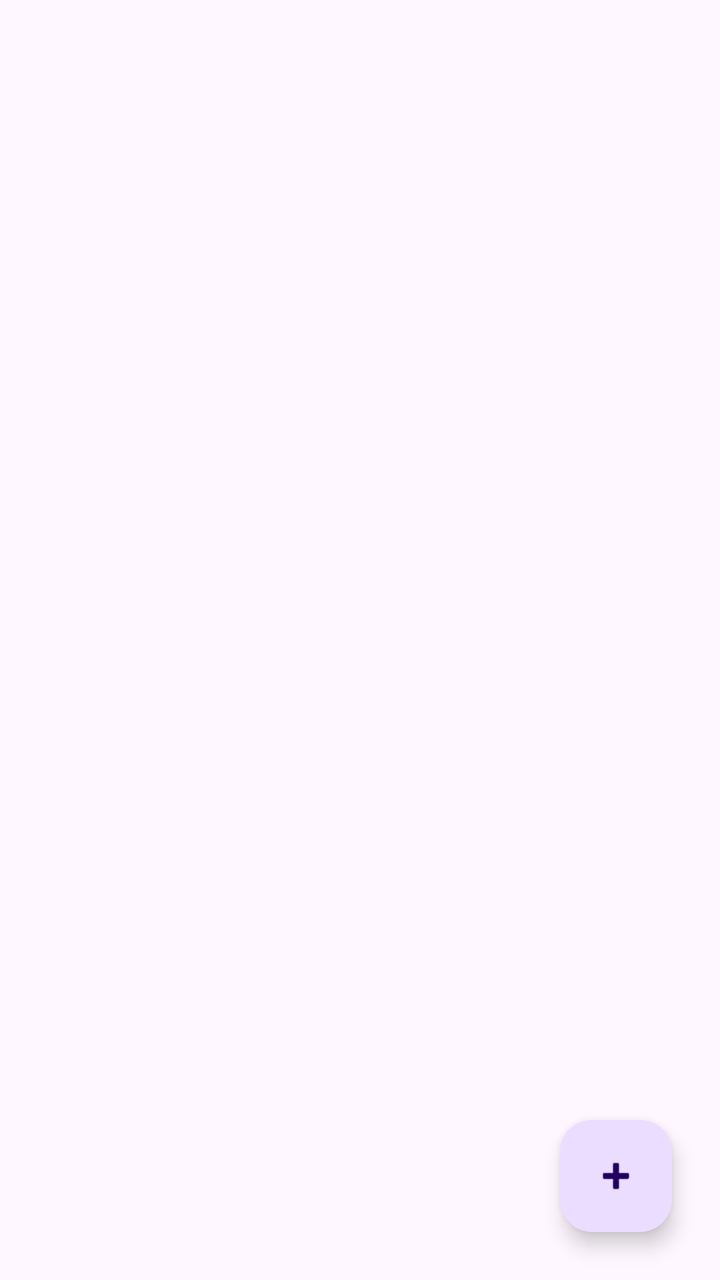
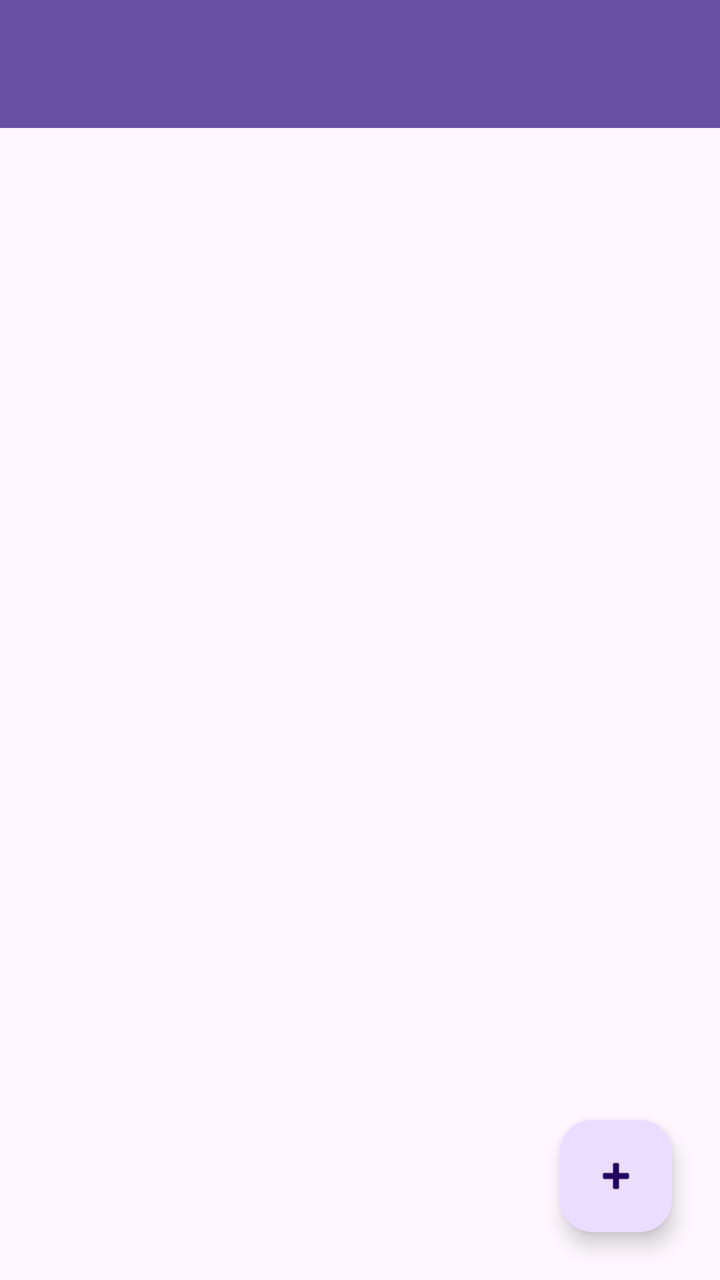

Before-and-after screenshots of an Android layout around one commit, followed by the original layout XML and the change that was made.
<!-- AndroidManifest.xml: application theme Theme.Agendaandroid -->
<!-- res/layout/activity_contacts.xml -->
<?xml version="1.0" encoding="utf-8"?>
<androidx.constraintlayout.widget.ConstraintLayout xmlns:android="http://schemas.android.com/apk/res/android"
    xmlns:app="http://schemas.android.com/apk/res-auto" android:layout_width="match_parent" android:layout_height="match_parent">
    <androidx.recyclerview.widget.RecyclerView android:id="@+id/rvContacts" android:layout_width="0dp"
        android:layout_height="0dp" android:padding="8dp" android:clipToPadding="false"
        app:layout_constraintTop_toTopOf="parent" app:layout_constraintBottom_toBottomOf="parent"
        app:layout_constraintStart_toStartOf="parent" app:layout_constraintEnd_toEndOf="parent" />
    <com.google.android.material.floatingactionbutton.FloatingActionButton android:id="@+id/fabAddContact"
        android:layout_width="wrap_content" android:layout_height="wrap_content" android:layout_margin="24dp"
        android:contentDescription="@string/add_contact" android:src="@android:drawable/ic_input_add"
        app:layout_constraintBottom_toBottomOf="parent" app:layout_constraintEnd_toEndOf="parent" />
</androidx.constraintlayout.widget.ConstraintLayout>
<!-- resources referenced by this layout -->
<resources>
  <string name="add_contact">Agregar contacto</string>
  <style name="Theme.Agendaandroid" parent="Theme.Material3.DayNight.NoActionBar" />
</resources>

<!-- the commit's change to res/layout/activity_contacts.xml (unified diff, before → after) -->
@@ -1,9 +1,14 @@
 <?xml version="1.0" encoding="utf-8"?>
 <androidx.constraintlayout.widget.ConstraintLayout xmlns:android="http://schemas.android.com/apk/res/android"
     xmlns:app="http://schemas.android.com/apk/res-auto" android:layout_width="match_parent" android:layout_height="match_parent">
+    <androidx.appcompat.widget.Toolbar android:id="@+id/toolbar" android:layout_width="0dp"
+        android:layout_height="?attr/actionBarSize" android:background="?attr/colorPrimary"
+        android:title="@string/contacts" app:titleTextColor="?attr/colorOnPrimary"
+        app:layout_constraintTop_toTopOf="parent" app:layout_constraintStart_toStartOf="parent"
+        app:layout_constraintEnd_toEndOf="parent" />
     <androidx.recyclerview.widget.RecyclerView android:id="@+id/rvContacts" android:layout_width="0dp"
         android:layout_height="0dp" android:padding="8dp" android:clipToPadding="false"
-        app:layout_constraintTop_toTopOf="parent" app:layout_constraintBottom_toBottomOf="parent"
+        app:layout_constraintTop_toBottomOf="@id/toolbar" app:layout_constraintBottom_toBottomOf="parent"
         app:layout_constraintStart_toStartOf="parent" app:layout_constraintEnd_toEndOf="parent" />
     <com.google.android.material.floatingactionbutton.FloatingActionButton android:id="@+id/fabAddContact"
         android:layout_width="wrap_content" android:layout_height="wrap_content" android:layout_margin="24dp"
<!-- resource entries referenced after the edit -->
@@ -1,6 +1,7 @@
 <!-- resources referenced by this layout -->
 <resources>
   <string name="add_contact">Agregar contacto</string>
+  <string name="contacts">Contactos</string>
   <style name="Theme.Agendaandroid" parent="Theme.Material3.DayNight.NoActionBar" />
 </resources>
 
